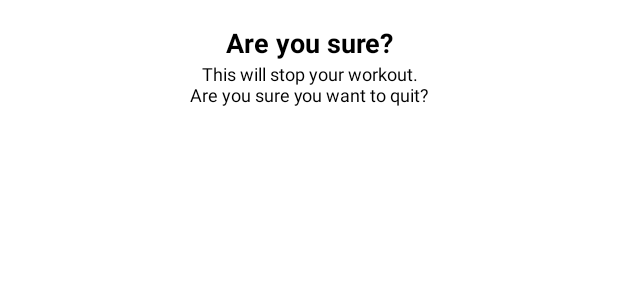
After one commit to coding-ish/7minutesWorkout, an Android app: the layout dialog_custom_back_confirmation.xml on its own in the app's theme, with its tools: preview values and no code run, on a phone screen of 412 x 824 dp. The commit adds this screen. Shown: the top 300 px of the screen. Run offline under Robolectric (Android 15) with nearby library versions, the phone set to English and light mode, and no system bars.

Commit message:
updated values added xml for dialog when users press back button

```diff
--- a/app/src/main/java/com/example/a7minutesworkout/ExerciseActivity.kt
+++ b/app/src/main/java/com/example/a7minutesworkout/ExerciseActivity.kt
@@ -22,10 +22,10 @@ class ExerciseActivity : AppCompatActivity(), TextToSpeech.OnInitListener {
 
     private var restTimer: CountDownTimer? = null
     private var restProgress = 0
-    private var restTimerDuration: Long = 1
+    private var restTimerDuration: Long = 10
     private var exerciseTimer: CountDownTimer? = null
     private var exerciseProgress = 0
-    private var exerciseTimerDuration: Long = 1
+    private var exerciseTimerDuration: Long = 30
     private var exerciseList : ArrayList<ExerciseModel>? = null
     private var currentExercisePosition = -1
 
--- /dev/null
+++ b/app/src/main/res/layout/dialog_custom_back_confirmation.xml
@@ -0,0 +1,56 @@
+<?xml version="1.0" encoding="utf-8"?>
+<LinearLayout
+    xmlns:android="http://schemas.android.com/apk/res/android"
+    android:layout_width="match_parent"
+    android:layout_height="wrap_content"
+    android:gravity="center"
+    android:orientation="vertical"
+    android:padding="16dp"
+    >
+    <TextView
+        android:id="@+id/tvQuest1"
+        android:layout_width="match_parent"
+        android:layout_height="wrap_content"
+        android:gravity="center"
+        android:text="Are you sure?"
+        android:textSize="18sp"
+        android:textStyle="bold"
+        android:textColor="@color/black"
+        />
+    <TextView
+        android:layout_width="match_parent"
+        android:layout_height="wrap_content"
+        android:textSize="12sp"
+        android:textColor="@color/black"
+        android:gravity="center"
+        android:text="This will stop your workout.\nAre you sure you want to quit?"/>
+
+    <LinearLayout
+        android:layout_width="match_parent"
+        android:layout_height="wrap_content"
+        android:layout_marginTop="10dp"
+        android:orientation="horizontal"
+       />
+    <Button
+        android:id="@+id/yes"
+        android:layout_width="0dp"
+        android:layout_height="40dp"
+        android:layout_marginEnd="10dp"
+        android:layout_weight="1"
+        android:backgroundTint="@color/colorAccent"
+        android:gravity="center"
+        android:text="YES"
+        android:textColor="@color/white"
+        android:textStyle="bold"/>
+    <Button
+        android:id="@+id/no"
+        android:layout_width="0dp"
+        android:layout_height="40dp"
+        android:layout_marginEnd="10dp"
+        android:layout_weight="1"
+        android:backgroundTint="@color/colorAccent"
+        android:text="NO"
+        android:textColor="@color/white"
+        android:textStyle="bold"/>
+
+</LinearLayout>
```
